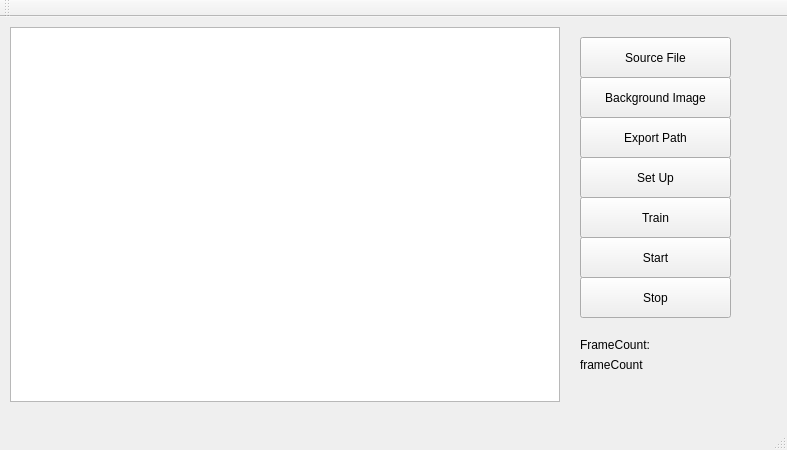
Qt form mainwindow.ui (ngskyuki/GUITracker) before a commit.
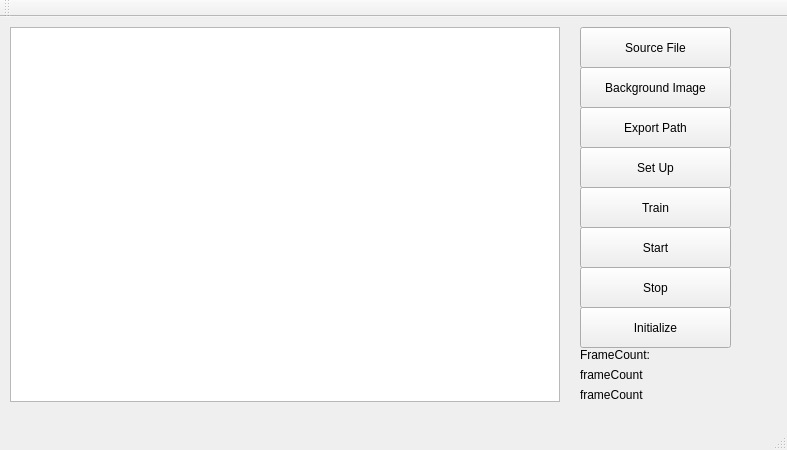
The same form after that commit. Custom widgets are drawn as their Qt base class.

Commit message: Divide TemplateMatcher class into ImageInfo class and Tracker class. To be able to handle them from main window class.

What changed in the file:
```diff
--- a/mainwindow.ui
+++ b/mainwindow.ui
@@ -28,7 +28,7 @@
     <property name="geometry">
      <rect>
       <x>580</x>
-      <y>20</y>
+      <y>10</y>
       <width>151</width>
       <height>41</height>
      </rect>
@@ -41,7 +41,7 @@
     <property name="geometry">
      <rect>
       <x>580</x>
-      <y>60</y>
+      <y>50</y>
       <width>151</width>
       <height>41</height>
      </rect>
@@ -54,7 +54,7 @@
     <property name="geometry">
      <rect>
       <x>580</x>
-      <y>100</y>
+      <y>90</y>
       <width>151</width>
       <height>41</height>
      </rect>
@@ -67,7 +67,7 @@
     <property name="geometry">
      <rect>
       <x>580</x>
-      <y>220</y>
+      <y>210</y>
       <width>151</width>
       <height>41</height>
      </rect>
@@ -80,7 +80,7 @@
     <property name="geometry">
      <rect>
       <x>580</x>
-      <y>260</y>
+      <y>250</y>
       <width>151</width>
       <height>41</height>
      </rect>
@@ -93,7 +93,7 @@
     <property name="geometry">
      <rect>
       <x>580</x>
-      <y>140</y>
+      <y>130</y>
       <width>151</width>
       <height>41</height>
      </rect>
@@ -106,7 +106,7 @@
     <property name="geometry">
      <rect>
       <x>580</x>
-      <y>180</y>
+      <y>170</y>
       <width>151</width>
       <height>41</height>
      </rect>
@@ -119,7 +119,7 @@
     <property name="geometry">
      <rect>
       <x>580</x>
-      <y>340</y>
+      <y>350</y>
       <width>81</width>
       <height>16</height>
      </rect>
@@ -132,7 +132,7 @@
     <property name="geometry">
      <rect>
       <x>580</x>
-      <y>320</y>
+      <y>330</y>
       <width>91</width>
       <height>16</height>
      </rect>
@@ -141,6 +141,32 @@
      <string>FrameCount:</string>
     </property>
    </widget>
+   <widget class="QLabel" name="coordinates">
+    <property name="geometry">
+     <rect>
+      <x>580</x>
+      <y>370</y>
+      <width>81</width>
+      <height>16</height>
+     </rect>
+    </property>
+    <property name="text">
+     <string>frameCount</string>
+    </property>
+   </widget>
+   <widget class="QPushButton" name="btnInit">
+    <property name="geometry">
+     <rect>
+      <x>580</x>
+      <y>290</y>
+      <width>151</width>
+      <height>41</height>
+     </rect>
+    </property>
+    <property name="text">
+     <string>Initialize</string>
+    </property>
+   </widget>
   </widget>
   <widget class="QMenuBar" name="menuBar">
    <property name="geometry">
@@ -163,6 +189,13 @@
   <widget class="QStatusBar" name="statusBar"/>
  </widget>
  <layoutdefault spacing="6" margin="11"/>
+ <customwidgets>
+  <customwidget>
+   <class>mygraphicsview</class>
+   <extends>QGraphicsView</extends>
+   <header location="global">mygraphicsview.h</header>
+  </customwidget>
+ </customwidgets>
  <resources/>
  <connections/>
 </ui>
```
Left out of the diff: 2 changed lines with no effect on the pictures. The commit also changes 14 other files.
